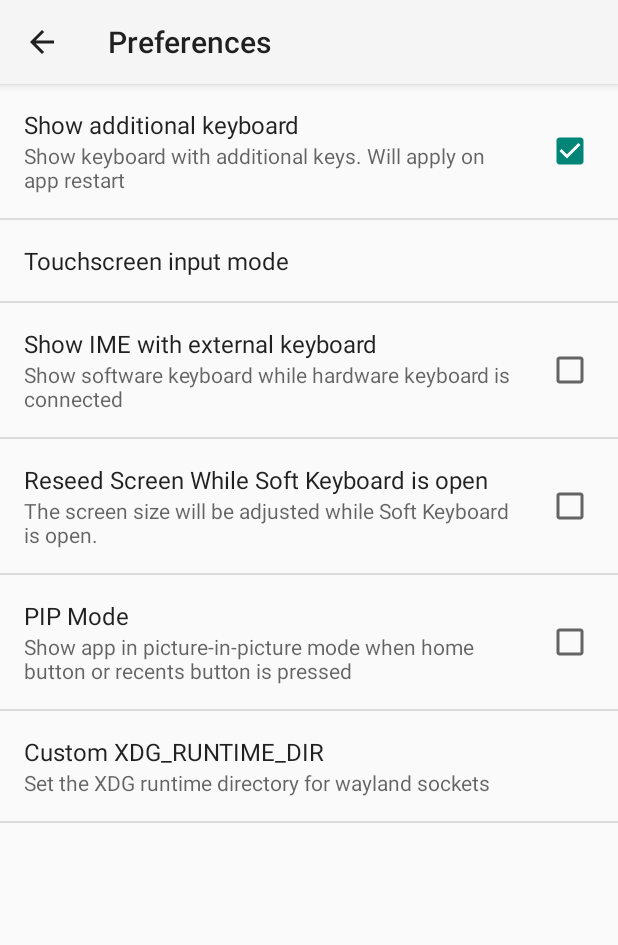
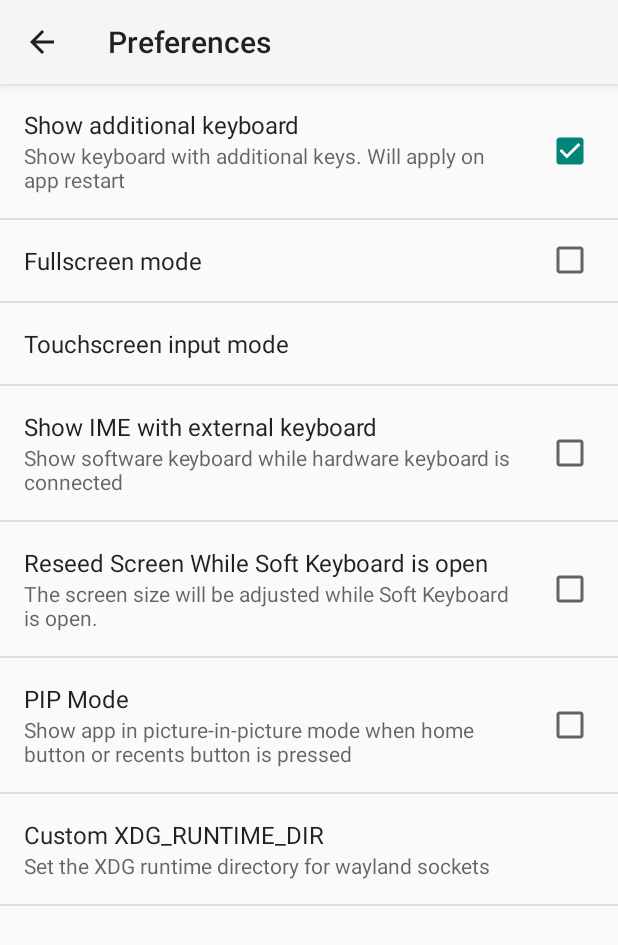
Before and after one commit to termux/termux-x11, an Android app: the LoriePreferences screen opened directly, with no data from a screen before it, on a phone screen of 412 x 824 dp. Shown: the top 945 px of the screen. Run offline under Robolectric (Android 15) with nearby library versions, the phone set to English and light mode, and no system bars.

Commit message:
Add fullscreen mode again
I hope this will not mess up with views like last time

```diff
--- a/app/src/main/res/xml/preferences.xml
+++ b/app/src/main/res/xml/preferences.xml
@@ -6,6 +6,11 @@
         android:defaultValue="true"
         android:summary="Show keyboard with additional keys. Will apply on app restart"
         android:key="Toolbar" />
+
+    <CheckBoxPreference
+	android:title="Fullscreen mode"
+        android:defaultValue="false"
+        android:key="fullscreen" />
 
     <ListPreference
         android:title="Touchscreen input mode"
```
Also changed, not shown: app/src/main/java/com/termux/x11/MainActivity.java (+16 -0 lines).
